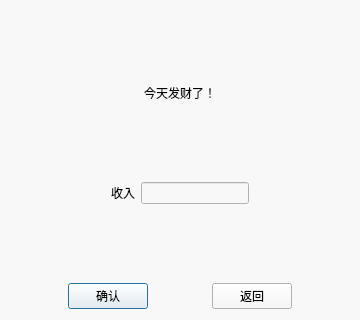
The window that exincome.ui (FlyingBlazer/WAC) describes before a commit, drawn with Qt 5.
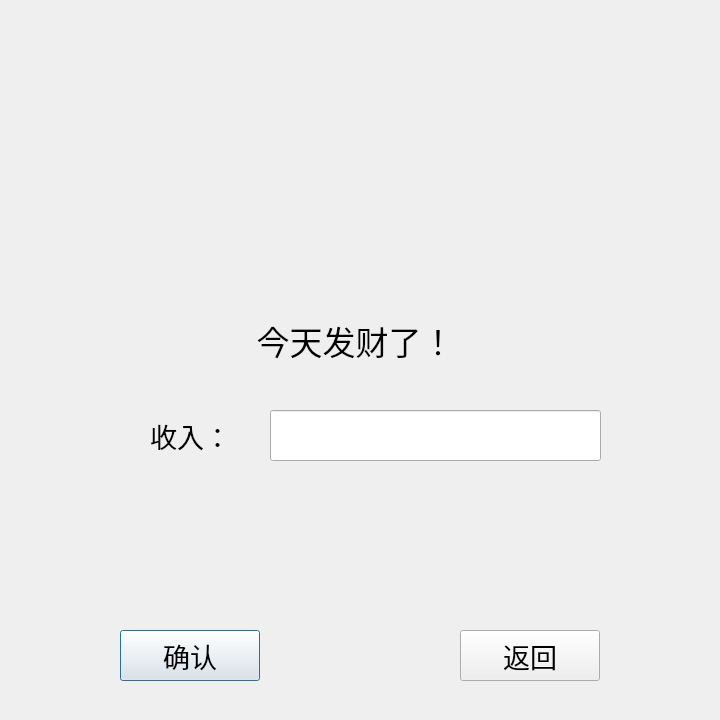
The same window after the commit. Icons and pictures are not drawn.

Diff of the .ui file:
```diff
--- a/exincome.ui
+++ b/exincome.ui
@@ -6,8 +6,8 @@
    <rect>
     <x>0</x>
     <y>0</y>
-    <width>360</width>
-    <height>320</height>
+    <width>720</width>
+    <height>720</height>
    </rect>
   </property>
   <property name="sizePolicy">
@@ -20,160 +20,113 @@
    <string>Dialog</string>
   </property>
   <property name="styleSheet">
-   <string notr="true">background-color: rgb(248, 248, 248);</string>
+   <string notr="true">background-image: url(:/UI/exincome.jpg);</string>
   </property>
-  <layout class="QVBoxLayout" name="verticalLayout">
-   <item>
-    <spacer name="verticalSpacer">
-     <property name="orientation">
-      <enum>Qt::Vertical</enum>
-     </property>
-     <property name="sizeHint" stdset="0">
-      <size>
-       <width>17</width>
-       <height>67</height>
-      </size>
-     </property>
-    </spacer>
-   </item>
-   <item>
-    <widget class="QLabel" name="label">
-     <property name="text">
-      <string>今天发财了！</string>
-     </property>
-     <property name="alignment">
-      <set>Qt::AlignCenter</set>
-     </property>
-    </widget>
-   </item>
-   <item>
-    <spacer name="verticalSpacer_2">
-     <property name="orientation">
-      <enum>Qt::Vertical</enum>
-     </property>
-     <property name="sizeHint" stdset="0">
-      <size>
-       <width>17</width>
-       <height>68</height>
-      </size>
-     </property>
-    </spacer>
-   </item>
-   <item>
-    <layout class="QHBoxLayout" name="horizontalLayout_2">
-     <item>
-      <spacer name="horizontalSpacer">
-       <property name="orientation">
-        <enum>Qt::Horizontal</enum>
-       </property>
-       <property name="sizeHint" stdset="0">
-        <size>
-         <width>40</width>
-         <height>20</height>
-        </size>
-       </property>
-      </spacer>
-     </item>
-     <item>
-      <layout class="QHBoxLayout" name="horizontalLayout">
-       <item>
-        <widget class="QLabel" name="label_2">
-         <property name="text">
-          <string>收入</string>
-         </property>
-        </widget>
-       </item>
-       <item>
-        <widget class="QLineEdit" name="lineEdit"/>
-       </item>
-      </layout>
-     </item>
-     <item>
-      <spacer name="horizontalSpacer_2">
-       <property name="orientation">
-        <enum>Qt::Horizontal</enum>
-       </property>
-       <property name="sizeHint" stdset="0">
-        <size>
-         <width>40</width>
-         <height>20</height>
-        </size>
-       </property>
-      </spacer>
-     </item>
-    </layout>
-   </item>
-   <item>
-    <spacer name="verticalSpacer_3">
-     <property name="orientation">
-      <enum>Qt::Vertical</enum>
-     </property>
-     <property name="sizeHint" stdset="0">
-      <size>
-       <width>17</width>
-       <height>67</height>
-      </size>
-     </property>
-    </spacer>
-   </item>
-   <item>
-    <layout class="QHBoxLayout" name="horizontalLayout_3">
-     <item>
-      <spacer name="horizontalSpacer_3">
-       <property name="orientation">
-        <enum>Qt::Horizontal</enum>
-       </property>
-       <property name="sizeHint" stdset="0">
-        <size>
-         <width>40</width>
-         <height>20</height>
-        </size>
-       </property>
-      </spacer>
-     </item>
-     <item>
-      <widget class="QPushButton" name="pushButton">
-       <property name="text">
-        <string>确认</string>
-       </property>
-      </widget>
-     </item>
-     <item>
-      <spacer name="horizontalSpacer_4">
-       <property name="orientation">
-        <enum>Qt::Horizontal</enum>
-       </property>
-       <property name="sizeHint" stdset="0">
-        <size>
-         <width>40</width>
-         <height>20</height>
-        </size>
-       </property>
-      </spacer>
-     </item>
-     <item>
-      <widget class="QPushButton" name="pushButton_2">
-       <property name="text">
-        <string>返回</string>
-       </property>
-      </widget>
-     </item>
-     <item>
-      <spacer name="horizontalSpacer_5">
-       <property name="orientation">
-        <enum>Qt::Horizontal</enum>
-       </property>
-       <property name="sizeHint" stdset="0">
-        <size>
-         <width>40</width>
-         <height>20</height>
-        </size>
-       </property>
-      </spacer>
-     </item>
-    </layout>
-   </item>
-  </layout>
+  <widget class="QLabel" name="label">
+   <property name="geometry">
+    <rect>
+     <x>140</x>
+     <y>310</y>
+     <width>431</width>
+     <height>61</height>
+    </rect>
+   </property>
+   <property name="font">
+    <font>
+     <pointsize>25</pointsize>
+    </font>
+   </property>
+   <property name="styleSheet">
+    <string notr="true"/>
+   </property>
+   <property name="text">
+    <string>今天发财了！</string>
+   </property>
+   <property name="alignment">
+    <set>Qt::AlignCenter</set>
+   </property>
+  </widget>
+  <widget class="QLabel" name="label_2">
+   <property name="geometry">
+    <rect>
+     <x>110</x>
+     <y>410</y>
+     <width>121</width>
+     <height>51</height>
+    </rect>
+   </property>
+   <property name="font">
+    <font>
+     <pointsize>20</pointsize>
+    </font>
+   </property>
+   <property name="text">
+    <string>收入：</string>
+   </property>
+   <property name="alignment">
+    <set>Qt::AlignRight|Qt::AlignTrailing|Qt::AlignVCenter</set>
+   </property>
+  </widget>
+  <widget class="QLineEdit" name="lineEdit">
+   <property name="geometry">
+    <rect>
+     <x>270</x>
+     <y>410</y>
+     <width>331</width>
+     <height>51</height>
+    </rect>
+   </property>
+   <property name="font">
+    <font>
+     <pointsize>25</pointsize>
+    </font>
+   </property>
+   <property name="styleSheet">
+    <string notr="true"/>
+   </property>
+  </widget>
+  <widget class="QPushButton" name="pushButton">
+   <property name="geometry">
+    <rect>
+     <x>120</x>
+     <y>630</y>
+     <width>140</width>
+     <height>51</height>
+    </rect>
+   </property>
+   <property name="font">
+    <font>
+     <pointsize>20</pointsize>
+    </font>
+   </property>
+   <property name="styleSheet">
+    <string notr="true">border-image: url(:/UI/buttonSkin.jpg);</string>
+   </property>
+   <property name="text">
+    <string>确认</string>
+   </property>
+  </widget>
+  <widget class="QPushButton" name="pushButton_2">
+   <property name="geometry">
+    <rect>
+     <x>460</x>
+     <y>630</y>
+     <width>140</width>
+     <height>51</height>
+    </rect>
+   </property>
+   <property name="font">
+    <font>
+     <pointsize>20</pointsize>
+    </font>
+   </property>
+   <property name="styleSheet">
+    <string notr="true">border-image: url(:/UI/buttonSkin.jpg);</string>
+   </property>
+   <property name="text">
+    <string>返回</string>
+   </property>
+  </widget>
  </widget>
  <resources/>
  <connections>
```
